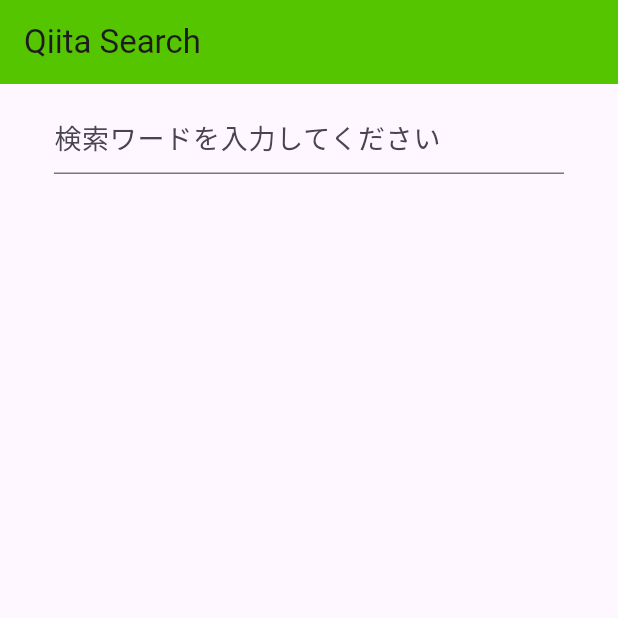
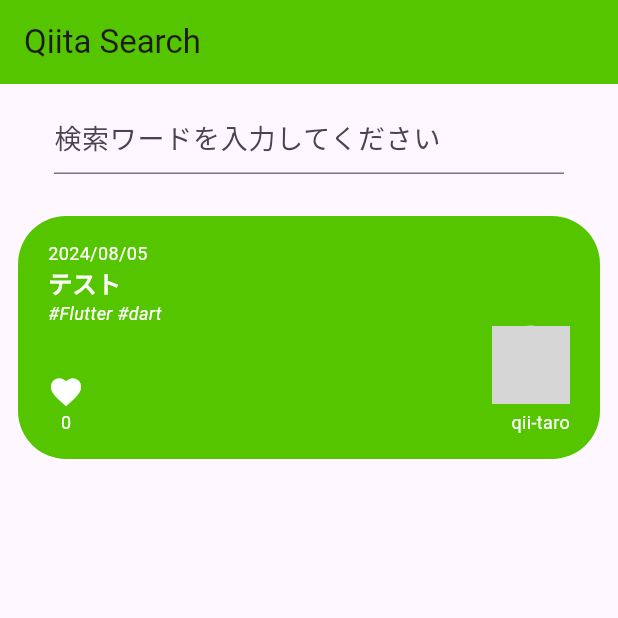
Before and after one commit to hakua-13/qiita_search_app, a Flutter app: the screen it shows after launch, on a phone screen of 412 x 824 dp, the top half of it. Run offline on Flutter 3.47's test engine with Material 3 defaults, Android fonts, the phone set to English and light mode, and no system bars; our stand-ins replace flutter_dotenv; network calls fail; grey boxes are pictures that could not be loaded.

Commit message:
検索結果の一覧を表示部分の実装

```diff
--- a/lib/screens/search_screen.dart
+++ b/lib/screens/search_screen.dart
@@ -3,7 +3,8 @@ import 'dart:convert';
 import 'package:http/http.dart' as http;
 import 'package:flutter_dotenv/flutter_dotenv.dart';
 import 'package:qiita_search/models/article.dart';
-
+import 'package:qiita_search/models/user.dart';
+import 'package:qiita_search/widgets/article_container.dart';
 
 class SearchScreen extends StatefulWidget {
   const SearchScreen({super.key});
@@ -42,6 +43,18 @@ class _SearchScreenState extends State<SearchScreen> {
               },
             ),
           ),
+          ArticleContainer(
+            article: Article(
+              title: 'テスト',
+              user: User(
+                id: 'qii-taro',
+                profileImageUrl: 'https://firebasestorage.googleapis.com/v0/b/gs-expansion-test.appspot.com/o/unknown_person.png?alt=media',
+              ),
+              createdAt: DateTime.now(),
+              tags: ['Flutter', 'dart'],
+              url: 'https://example.com',
+            )
+          ),
         ],
       ),
     );
--- /dev/null
+++ b/lib/widgets/article_container.dart
@@ -0,0 +1,105 @@
+import 'package:flutter/material.dart';
+import 'package:qiita_search/models/article.dart';
+import 'package:intl/intl.dart';
+
+class ArticleContainer extends StatelessWidget {
+  const ArticleContainer({
+    super.key,
+    required this.article,
+  });
+
+  final Article article;
+
+  @override
+  Widget build(BuildContext context) {
+    return Padding(
+      padding: const EdgeInsets.symmetric(
+        horizontal: 12,
+        vertical: 16,
+      ),
+      child: Container(
+        padding: const EdgeInsets.symmetric(
+          horizontal: 20,
+          vertical: 16,
+        ),
+        decoration: const BoxDecoration(
+          color: Color(0xFF55C500),
+          borderRadius: BorderRadius.all(
+            Radius.circular(32),
+          ),
+        ),
+        child: Column(
+          crossAxisAlignment: CrossAxisAlignment.start,
+          children: [
+            // 投稿日
+            Text(
+              DateFormat('yyyy/MM/dd').format(article.createdAt),
+              style: const TextStyle(
+                fontSize: 12,
+                color: Colors.white,
+              ),
+            ),
+            // タイトル
+            Text(
+              article.title,
+              maxLines: 2,
+              overflow: TextOverflow.ellipsis,
+              style: const TextStyle(
+                fontSize: 16,
+                fontWeight: FontWeight.bold,
+                color: Colors.white,
+              ),
+            ),
+            // タグ
+            Text(
+              '#${article.tags.join(' #')}',
+              style: const TextStyle(
+                fontSize: 12,
+                color: Colors.white,
+                fontStyle: FontStyle.italic,
+              )
+            ),
+            Row(
+              mainAxisAlignment: MainAxisAlignment.spaceBetween,
+              crossAxisAlignment: CrossAxisAlignment.end,
+              children: [
+                Column(
+                  children: [
+                    const Icon(
+                      Icons.favorite,
+                      color: Colors.white,
+                    ),
+                    Text(
+                      article.likesCount.toString(),
+                      style: const TextStyle(
+                        fontSize: 12,
+                        color: Colors.white,
+                      )
+                    )
+                  ]
+                ),
+                Column(
+                  crossAxisAlignment: CrossAxisAlignment.end,
+                  children:[
+                    CircleAvatar(
+                      radius: 26,
+                      backgroundImage: NetworkImage(article.user.profileImageUrl),
+                    ),
+                    const SizedBox(height: 4),
+                    Text(
+                      article.user.id,
+                      style: const TextStyle(
+                        fontSize: 12,
+                        color: Colors.white,
+                      ),
+                    ),
+                  ],
+                ),
+              ]
+            )
+          ],
+        )
+      ),
+    );
+  }
+  }
--- a/pubspec.yaml
+++ b/pubspec.yaml
@@ -11,6 +11,7 @@ dependencies:
     sdk: flutter
   flutter_dotenv: ^5.1.0
   http: ^1.2.2
+  intl: ^0.19.0
 
 dev_dependencies:
   flutter_test:
```
Also changed, not shown: pubspec.lock.
